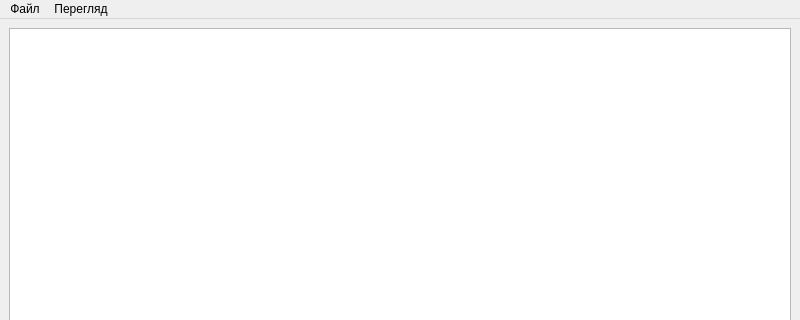
The window that src/frontend/mainwindow.ui (TymofiiPys/CourseWork_ImageProcessingTool) describes before a commit, drawn with Qt 5; both pictures show x 0 to 800 and y 0 to 320 of the 800 by 600 pixel window.
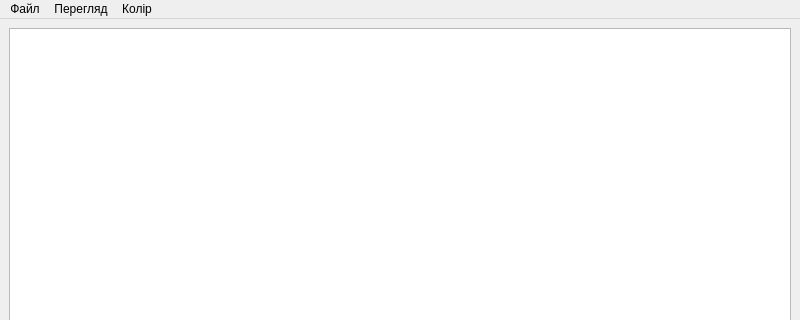
The same window after the commit. Icons and pictures are not drawn.

What changed in the file:
```diff
--- a/src/frontend/mainwindow.ui
+++ b/src/frontend/mainwindow.ui
@@ -76,8 +76,15 @@
     </widget>
     <addaction name="menuScaling"/>
    </widget>
+   <widget class="QMenu" name="menuColor">
+    <property name="title">
+     <string>Колір</string>
+    </property>
+    <addaction name="actionInvertColor"/>
+   </widget>
    <addaction name="menuFile"/>
    <addaction name="menuView"/>
+   <addaction name="menuColor"/>
   </widget>
   <widget class="QStatusBar" name="statusbar"/>
   <action name="actionExit">
```
Left out of the diff: 5 changed lines with no effect on the pictures.
